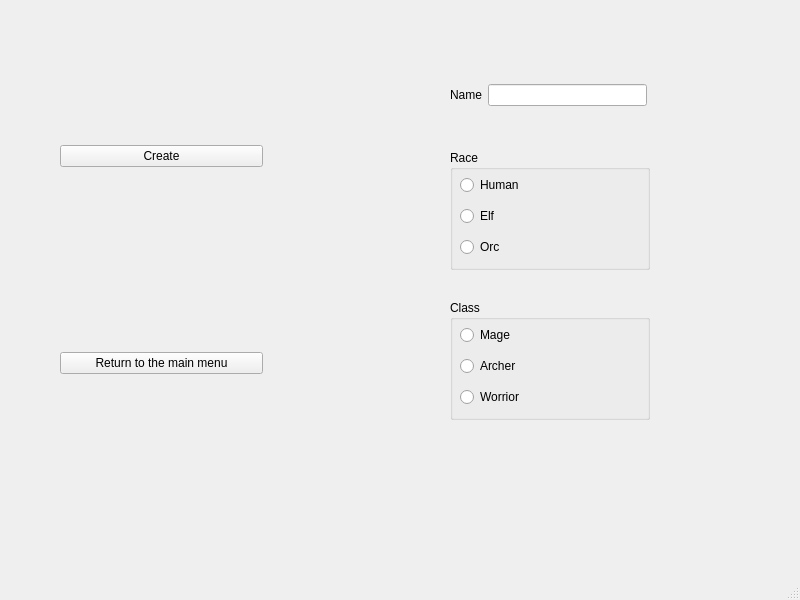
This is mainwindow.ui in henryquu/RPG_character as Qt 5 draws it before an edit. The edited form follows.
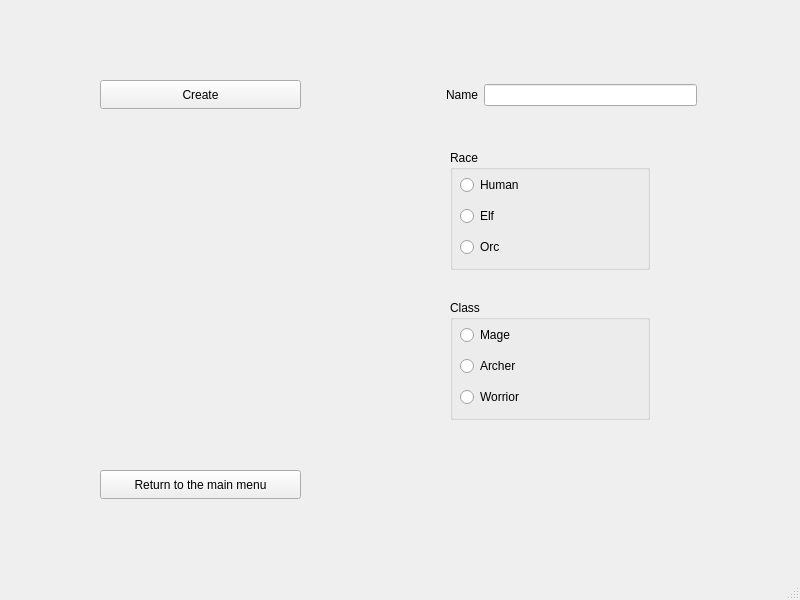
This is the edited form. The open tabs and pages were chosen to show the change.

Commit message: style: changed gui buttons positions

Patch:
```diff
--- a/mainwindow.ui
+++ b/mainwindow.ui
@@ -104,41 +104,6 @@
      </widget>
     </widget>
     <widget class="QWidget" name="charCreate">
-     <widget class="QWidget" name="verticalLayoutWidget_9">
-      <property name="geometry">
-       <rect>
-        <x>60</x>
-        <y>60</y>
-        <width>203</width>
-        <height>401</height>
-       </rect>
-      </property>
-      <layout class="QVBoxLayout" name="verticalLayout_9">
-       <property name="spacing">
-        <number>100</number>
-       </property>
-       <property name="sizeConstraint">
-        <enum>QLayout::SetDefaultConstraint</enum>
-       </property>
-       <property name="topMargin">
-        <number>0</number>
-       </property>
-       <item>
-        <widget class="QPushButton" name="pbCreateChar">
-         <property name="text">
-          <string>Create</string>
-         </property>
-        </widget>
-       </item>
-       <item>
-        <widget class="QPushButton" name="pbMainMenu_2">
-         <property name="text">
-          <string>Return to the main menu</string>
-         </property>
-        </widget>
-       </item>
-      </layout>
-     </widget>
      <widget class="QGroupBox" name="gbRace">
       <property name="geometry">
        <rect>
@@ -234,9 +199,9 @@
      <widget class="QWidget" name="layoutWidget">
       <property name="geometry">
        <rect>
-        <x>450</x>
+        <x>446</x>
         <y>80</y>
-        <width>197</width>
+        <width>251</width>
         <height>30</height>
        </rect>
       </property>
@@ -253,6 +218,32 @@
        </item>
       </layout>
      </widget>
+     <widget class="QPushButton" name="pbMainMenu_2">
+      <property name="geometry">
+       <rect>
+        <x>100</x>
+        <y>470</y>
+        <width>201</width>
+        <height>29</height>
+       </rect>
+      </property>
+      <property name="text">
+       <string>Return to the main menu</string>
+      </property>
+     </widget>
+     <widget class="QPushButton" name="pbCreateChar">
+      <property name="geometry">
+       <rect>
+        <x>100</x>
+        <y>80</y>
+        <width>201</width>
+        <height>29</height>
+       </rect>
+      </property>
+      <property name="text">
+       <string>Create</string>
+      </property>
+     </widget>
     </widget>
     <widget class="QWidget" name="charMenu">
      <widget class="QWidget" name="verticalLayoutWidget_8">
```
Left out of the diff: 167 changed lines with no effect on the pictures. The commit also changes 1 other file.
